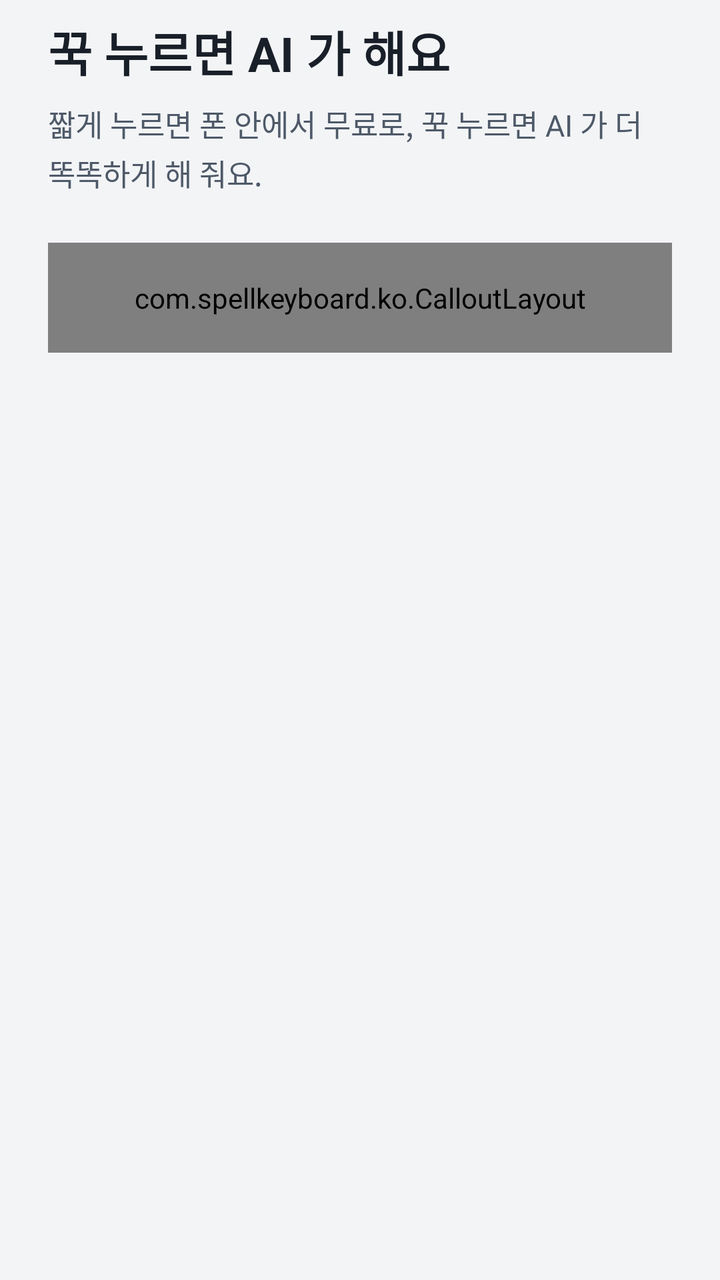
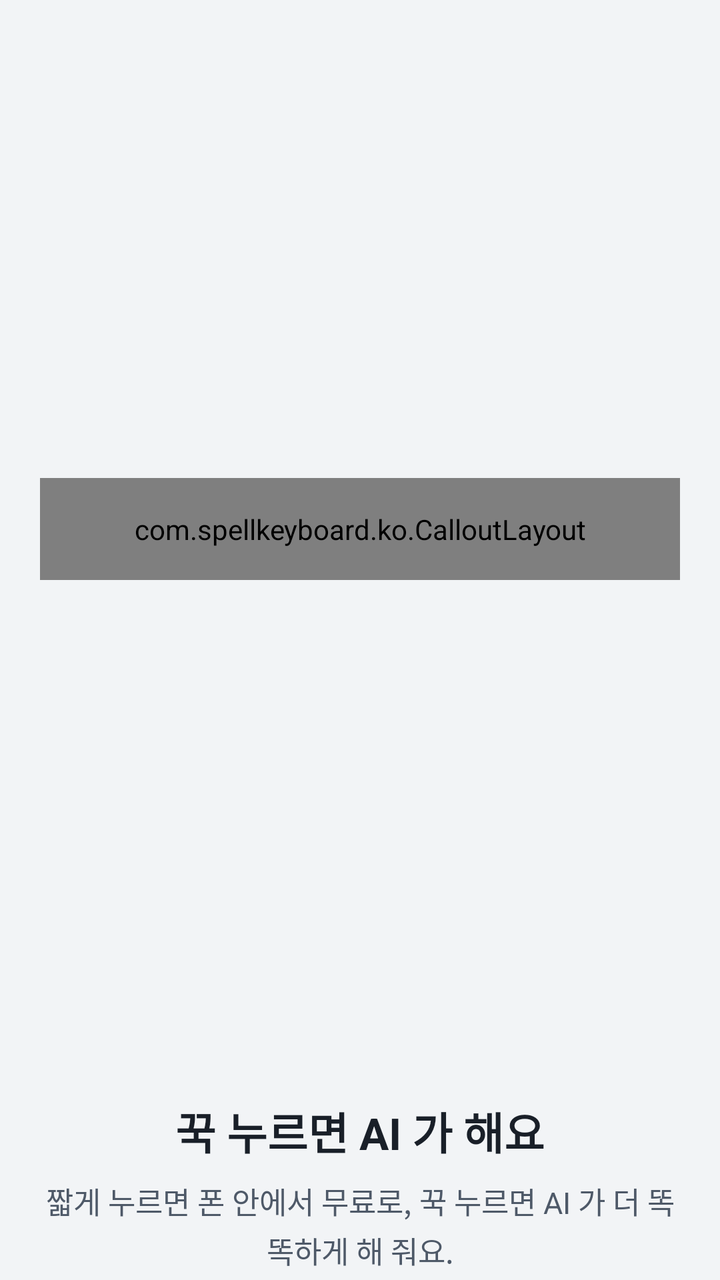

Screens rendered from an Android XML layout before and after an edit, with the pre-edit source and the edit as a unified diff.
<!-- AndroidManifest.xml: application theme Theme.SpellKeyboard -->
<!-- res/layout/onboarding_page_ai.xml -->
<?xml version="1.0" encoding="utf-8"?>
<ScrollView xmlns:android="http://schemas.android.com/apk/res/android"
    android:layout_width="match_parent"
    android:layout_height="match_parent"
    android:fillViewport="true"
    android:scrollbars="none">

    <LinearLayout
        android:layout_width="match_parent"
        android:layout_height="wrap_content"
        android:orientation="vertical"
        android:paddingHorizontal="24dp"
        android:paddingTop="8dp"
        android:paddingBottom="16dp">

        <TextView style="@style/GuideTitle" android:text="@string/guide3_title" />
        <TextView style="@style/GuideSub" android:text="@string/guide3_sub" />

        <com.spellkeyboard.ko.CalloutLayout
            android:id="@+id/page_callout"
            android:layout_width="match_parent"
            android:layout_height="wrap_content"
            android:layout_marginTop="24dp"
            android:background="@drawable/bg_card"
            android:padding="18dp">

            <LinearLayout
                android:layout_width="match_parent"
                android:layout_height="wrap_content"
                android:orientation="vertical">

                <include
                    layout="@layout/guide_mock_toolbar"
                    android:layout_width="match_parent"
                    android:layout_height="wrap_content" />

                <LinearLayout
                    android:layout_width="match_parent"
                    android:layout_height="wrap_content"
                    android:layout_marginTop="34dp"
                    android:orientation="horizontal">

                    <TextView
                        android:id="@+id/label_all"
                        style="@style/GuideLabel"
                        android:layout_width="0dp"
                        android:layout_weight="1"
                        android:layout_marginEnd="8dp"
                        android:text="@string/guide3_label_all" />

                    <TextView
                        android:id="@+id/label_translate"
                        style="@style/GuideLabel"
                        android:layout_width="0dp"
                        android:layout_weight="1"
                        android:layout_marginStart="8dp"
                        android:text="@string/guide3_label_translate" />
                </LinearLayout>

                <TextView
                    style="@style/Caption"
                    android:layout_marginTop="20dp"
                    android:text="@string/guide3_note" />
            </LinearLayout>
        </com.spellkeyboard.ko.CalloutLayout>
    </LinearLayout>
</ScrollView>
<!-- res/layout/guide_mock_toolbar.xml (included above) -->
<?xml version="1.0" encoding="utf-8"?>
<LinearLayout xmlns:android="http://schemas.android.com/apk/res/android"
    android:layout_width="match_parent"
    android:layout_height="wrap_content"
    android:orientation="horizontal">

    <FrameLayout style="@style/MockKeyCell">
        <TextView android:id="@+id/mock_collapse" style="@style/MockKey" android:background="@null" android:text="▲" android:textSize="9sp" />
    </FrameLayout>
    <FrameLayout style="@style/MockKeyCell">
        <TextView android:id="@+id/mock_emoji" style="@style/MockKey" android:text="☺︎" android:textSize="15sp" android:textStyle="normal" />
    </FrameLayout>
    <FrameLayout style="@style/MockKeyCell">
        <TextView android:id="@+id/mock_all" style="@style/MockKey" android:text="ALL" />
    </FrameLayout>
    <FrameLayout style="@style/MockKeyCell">
        <ImageView
            android:id="@+id/mock_clip"
            android:layout_width="34dp"
            android:layout_height="34dp"
            android:layout_gravity="center"
            android:background="@drawable/bg_mock_key"
            android:contentDescription="@null"
            android:padding="9dp"
            android:src="@drawable/ic_clipboard"
            android:tint="@color/toss_text" />
    </FrameLayout>
    <FrameLayout style="@style/MockKeyCell">
        <TextView android:id="@+id/mock_live" style="@style/MockKey" android:background="@drawable/bg_avatar" android:text="LIVE" android:textColor="#FFFFFF" />
    </FrameLayout>
    <FrameLayout style="@style/MockKeyCell">
        <TextView android:id="@+id/mock_translate" style="@style/MockKey" android:text="번역" />
    </FrameLayout>
    <FrameLayout style="@style/MockKeyCell">
        <TextView android:id="@+id/mock_settings" style="@style/MockKey" android:text="⚙︎" android:textSize="15sp" android:textStyle="normal" />
    </FrameLayout>
</LinearLayout>
<!-- resources referenced by this layout -->
<resources>
  <color name="toss_text">#191F28</color>
  <!-- drawable bg_avatar (drawable) -->
  <?xml version="1.0" encoding="utf-8"?>
  <shape xmlns:android="http://schemas.android.com/apk/res/android" android:shape="oval">
      <solid android:color="@color/toss_blue" />
  </shape>
  <!-- drawable bg_card (drawable) -->
  <?xml version="1.0" encoding="utf-8"?>
  <shape xmlns:android="http://schemas.android.com/apk/res/android" android:shape="rectangle">
      <solid android:color="@color/toss_card" />
      <corners android:radius="20dp" />
  </shape>
  <!-- drawable bg_mock_key (drawable) -->
  <?xml version="1.0" encoding="utf-8"?>
  <shape xmlns:android="http://schemas.android.com/apk/res/android" android:shape="oval">
      <solid android:color="@color/toss_fill_pressed" />
  </shape>
  <string name="guide3_label_all"><b>ALL</b>\n짧게: 글 전체 교정 (무료)\n꾹: AI 가 문장을 다듬어요</string>
  <string name="guide3_label_translate"><b>번역</b>\n짧게: 번역 입력줄 (무료)\n꾹: AI 가 글 전체를 번역해요</string>
  <string name="guide3_note">AI 기능은 프리미엄이에요. 누를 때만 그 입력란의 글이 AI 로 가요.</string>
  <string name="guide3_sub">짧게 누르면 폰 안에서 무료로, 꾹 누르면 AI 가 더 똑똑하게 해 줘요.</string>
  <string name="guide3_title">꾹 누르면 AI 가 해요</string>
  <style name="Caption">
          <item name="android:layout_width">match_parent</item>
          <item name="android:layout_height">wrap_content</item>
          <item name="android:textColor">@color/toss_text3</item>
          <item name="android:textSize">13sp</item>
          <item name="android:lineSpacingExtra">2dp</item>
      </style>
  <style name="GuideLabel">
          <item name="android:layout_width">wrap_content</item>
          <item name="android:layout_height">wrap_content</item>
          <item name="android:textColor">@color/toss_text</item>
          <item name="android:textSize">13sp</item>
          <item name="android:lineSpacingExtra">2dp</item>
      </style>
  <style name="GuideSub">
          <item name="android:layout_width">match_parent</item>
          <item name="android:layout_height">wrap_content</item>
          <item name="android:layout_marginTop">8dp</item>
          <item name="android:textColor">@color/toss_text2</item>
          <item name="android:textSize">15sp</item>
          <item name="android:lineSpacingExtra">3dp</item>
      </style>
  <style name="GuideTitle">
          <item name="android:layout_width">match_parent</item>
          <item name="android:layout_height">wrap_content</item>
          <item name="android:textColor">@color/toss_text</item>
          <item name="android:textSize">24sp</item>
          <item name="android:textStyle">bold</item>
      </style>
  <style name="MockKey">
          <item name="android:layout_width">34dp</item>
          <item name="android:layout_height">34dp</item>
          <item name="android:layout_gravity">center</item>
          <item name="android:background">@drawable/bg_mock_key</item>
          <item name="android:gravity">center</item>
          <item name="android:textColor">@color/toss_text</item>
          <item name="android:textSize">10sp</item>
          <item name="android:textStyle">bold</item>
      </style>
  <style name="MockKeyCell">
          <item name="android:layout_width">0dp</item>
          <item name="android:layout_height">wrap_content</item>
          <item name="android:layout_weight">1</item>
      </style>
  <color name="toss_blue">#3182F6</color>
  <color name="toss_card">#FFFFFF</color>
  <color name="toss_fill_pressed">#E5E8EB</color>
  <color name="toss_text3">#8B95A1</color>
  <color name="toss_text2">#4E5968</color>
  <color name="toss_bg">#F2F4F6</color>
  <!-- unchanged entries left out for length: 2 -->
</resources>

<!-- the commit's change to res/layout/onboarding_page_ai.xml (unified diff, before → after) -->
@@ -9,60 +9,74 @@
         android:layout_width="match_parent"
         android:layout_height="wrap_content"
         android:orientation="vertical"
-        android:paddingHorizontal="24dp"
-        android:paddingTop="8dp"
-        android:paddingBottom="16dp">
+        android:paddingHorizontal="20dp"
+        android:paddingBottom="4dp">
 
-        <TextView style="@style/GuideTitle" android:text="@string/guide3_title" />
-        <TextView style="@style/GuideSub" android:text="@string/guide3_sub" />
+        <FrameLayout
+            android:layout_width="match_parent"
+            android:layout_height="0dp"
+            android:layout_weight="1">
 
-        <com.spellkeyboard.ko.CalloutLayout
-            android:id="@+id/page_callout"
-            android:layout_width="match_parent"
-            android:layout_height="wrap_content"
-            android:layout_marginTop="24dp"
-            android:background="@drawable/bg_card"
-            android:padding="18dp">
-
-            <LinearLayout
+            <com.spellkeyboard.ko.CalloutLayout
+                android:id="@+id/page_callout"
                 android:layout_width="match_parent"
                 android:layout_height="wrap_content"
-                android:orientation="vertical">
-
-                <include
-                    layout="@layout/guide_mock_toolbar"
-                    android:layout_width="match_parent"
-                    android:layout_height="wrap_content" />
+                android:layout_gravity="center_vertical"
+                android:layout_marginVertical="8dp"
+                android:background="@drawable/bg_card"
+                android:padding="16dp">
 
                 <LinearLayout
                     android:layout_width="match_parent"
                     android:layout_height="wrap_content"
-                    android:layout_marginTop="34dp"
-                    android:orientation="horizontal">
+                    android:orientation="vertical">
+
+                    <include
+                        layout="@layout/guide_mock_toolbar"
+                        android:layout_width="match_parent"
+                        android:layout_height="wrap_content" />
+
+                    <LinearLayout
+                        android:layout_width="match_parent"
+                        android:layout_height="wrap_content"
+                        android:layout_marginTop="22dp"
+                        android:orientation="horizontal">
+
+                        <TextView
+                            android:id="@+id/label_all"
+                            style="@style/GuideLabel"
+                            android:layout_width="0dp"
+                            android:layout_weight="1"
+                            android:layout_marginEnd="8dp"
+                            android:text="@string/guide3_label_all" />
+
+                        <TextView
+                            android:id="@+id/label_translate"
+                            style="@style/GuideLabel"
+                            android:layout_width="0dp"
+                            android:layout_weight="1"
+                            android:layout_marginStart="8dp"
+                            android:text="@string/guide3_label_translate" />
+                    </LinearLayout>
 
                     <TextView
-                        android:id="@+id/label_all"
-                        style="@style/GuideLabel"
-                        android:layout_width="0dp"
-                        android:layout_weight="1"
-                        android:layout_marginEnd="8dp"
-                        android:text="@string/guide3_label_all" />
+                        style="@style/Caption"
+                        android:layout_marginTop="14dp"
+                        android:text="@string/guide3_note" />
+                </LinearLayout>
+            </com.spellkeyboard.ko.CalloutLayout>
+        </FrameLayout>
 
-                    <TextView
-                        android:id="@+id/label_translate"
-                        style="@style/GuideLabel"
-                        android:layout_width="0dp"
-                        android:layout_weight="1"
-                        android:layout_marginStart="8dp"
-                        android:text="@string/guide3_label_translate" />
-                </LinearLayout>
+        <TextView
+            style="@style/GuideTitle"
+            android:layout_marginTop="20dp"
+            android:gravity="center"
+            android:text="@string/guide3_title" />
 
-                <TextView
-                    style="@style/Caption"
-                    android:layout_marginTop="20dp"
-                    android:text="@string/guide3_note" />
-            </LinearLayout>
-        </com.spellkeyboard.ko.CalloutLayout>
+        <TextView
+            style="@style/GuideSub"
+            android:gravity="center"
+            android:text="@string/guide3_sub" />
     </LinearLayout>
 </ScrollView>
 <!-- res/layout/guide_mock_toolbar.xml (included above) -->
<!-- resource entries referenced after the edit -->
@@ -48,7 +48,7 @@
           <item name="android:layout_width">match_parent</item>
           <item name="android:layout_height">wrap_content</item>
           <item name="android:textColor">@color/toss_text</item>
-          <item name="android:textSize">24sp</item>
+          <item name="android:textSize">22sp</item>
           <item name="android:textStyle">bold</item>
       </style>
   <style name="MockKey">
